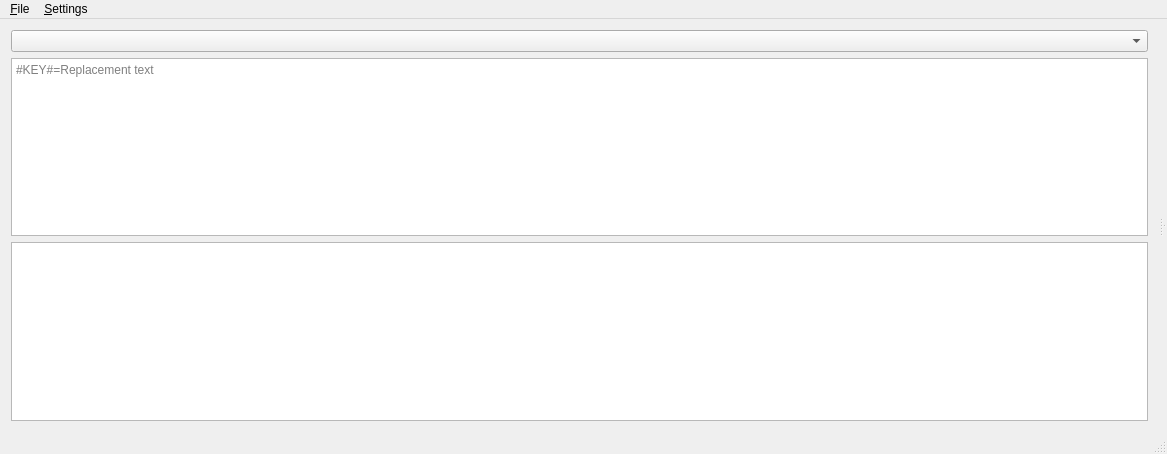
This is src/home/tool/flifaqer/MainWindow.ui in Jurchos/books-tools as Qt 5 draws it before an edit. The edited form follows.
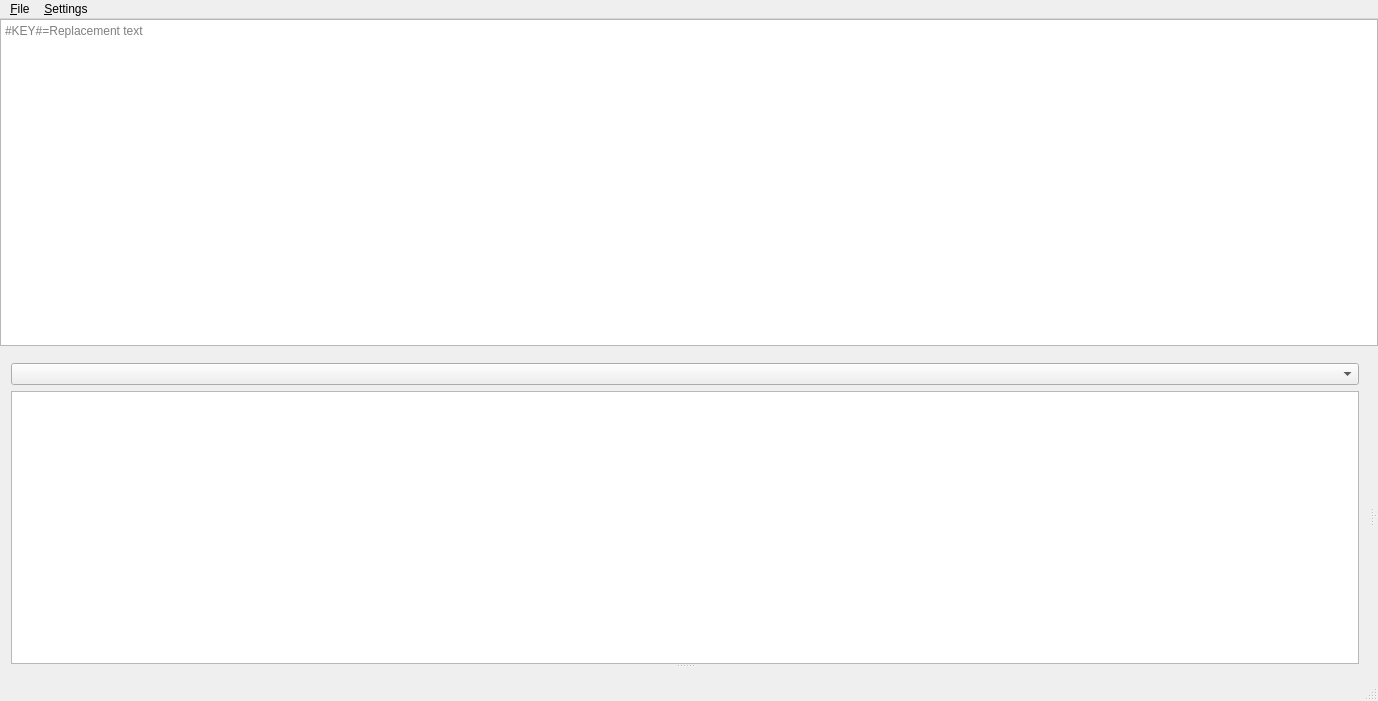
This is the edited form.

What changed in the file:
```diff
--- a/src/home/tool/flifaqer/MainWindow.ui
+++ b/src/home/tool/flifaqer/MainWindow.ui
@@ -6,12 +6,12 @@
    <rect>
     <x>0</x>
     <y>0</y>
-    <width>1167</width>
-    <height>454</height>
+    <width>1378</width>
+    <height>701</height>
    </rect>
   </property>
   <widget class="QWidget" name="centralWidget">
-   <layout class="QHBoxLayout" name="_3">
+   <layout class="QVBoxLayout" name="_2">
     <property name="leftMargin">
      <number>0</number>
     </property>
@@ -24,46 +24,67 @@
     <property name="bottomMargin">
      <number>0</number>
     </property>
+    <item>
+     <widget class="QPlainTextEdit" name="replacements">
+      <property name="sizePolicy">
+       <sizepolicy hsizetype="Expanding" vsizetype="Preferred">
+        <horstretch>0</horstretch>
+        <verstretch>0</verstretch>
+       </sizepolicy>
+      </property>
+      <property name="visible">
+       <bool>false</bool>
+      </property>
+      <property name="lineWrapMode">
+       <enum>QPlainTextEdit::LineWrapMode::NoWrap</enum>
+      </property>
+      <property name="placeholderText">
+       <string>#KEY#=Replacement text</string>
+      </property>
+     </widget>
+    </item>
     <item>
      <widget class="QSplitter" name="splitterV">
       <property name="orientation">
        <enum>Qt::Orientation::Horizontal</enum>
       </property>
-      <widget class="QWidget" name="layoutWidget">
-       <layout class="QVBoxLayout" name="_2">
+      <widget class="QWidget" name="verticalLayoutWidget">
+       <layout class="QVBoxLayout" name="_3">
         <item>
          <widget class="QComboBox" name="language"/>
         </item>
         <item>
-         <widget class="QPlainTextEdit" name="replacements">
-          <property name="sizePolicy">
-           <sizepolicy hsizetype="Expanding" vsizetype="Preferred">
-            <horstretch>0</horstretch>
-            <verstretch>0</verstretch>
-           </sizepolicy>
+         <widget class="QSplitter" name="splitterT">
+          <property name="orientation">
+           <enum>Qt::Orientation::Vertical</enum>
           </property>
-          <property name="visible">
-           <bool>false</bool>
-          </property>
-          <property name="lineWrapMode">
-           <enum>QPlainTextEdit::LineWrapMode::NoWrap</enum>
-          </property>
-          <property name="placeholderText">
-           <string>#KEY#=Replacement text</string>
-          </property>
-         </widget>
-        </item>
-        <item>
-         <widget class="QTreeView" name="navigatorView">
-          <property name="contextMenuPolicy">
-           <enum>Qt::ContextMenuPolicy::CustomContextMenu</enum>
-          </property>
-          <property name="uniformRowHeights">
-           <bool>true</bool>
-          </property>
-          <attribute name="headerVisible">
-           <bool>false</bool>
-          </attribute>
+          <widget class="QTreeView" name="navigatorView">
+           <property name="contextMenuPolicy">
+            <enum>Qt::ContextMenuPolicy::CustomContextMenu</enum>
+           </property>
+           <property name="uniformRowHeights">
+            <bool>true</bool>
+           </property>
+           <attribute name="headerVisible">
+            <bool>false</bool>
+           </attribute>
+          </widget>
+          <widget class="QWidget" name="templateWidget" native="true">
+           <layout class="QVBoxLayout" name="templateLayout">
+            <property name="leftMargin">
+             <number>0</number>
+            </property>
+            <property name="topMargin">
+             <number>0</number>
+            </property>
+            <property name="rightMargin">
+             <number>0</number>
+            </property>
+            <property name="bottomMargin">
+             <number>0</number>
+            </property>
+           </layout>
+          </widget>
          </widget>
         </item>
        </layout>
@@ -114,7 +135,7 @@
     <rect>
      <x>0</x>
      <y>0</y>
-     <width>1167</width>
+     <width>1378</width>
      <height>22</height>
     </rect>
    </property>
```
Left out of the diff: 18 changed lines with no effect on the pictures.
